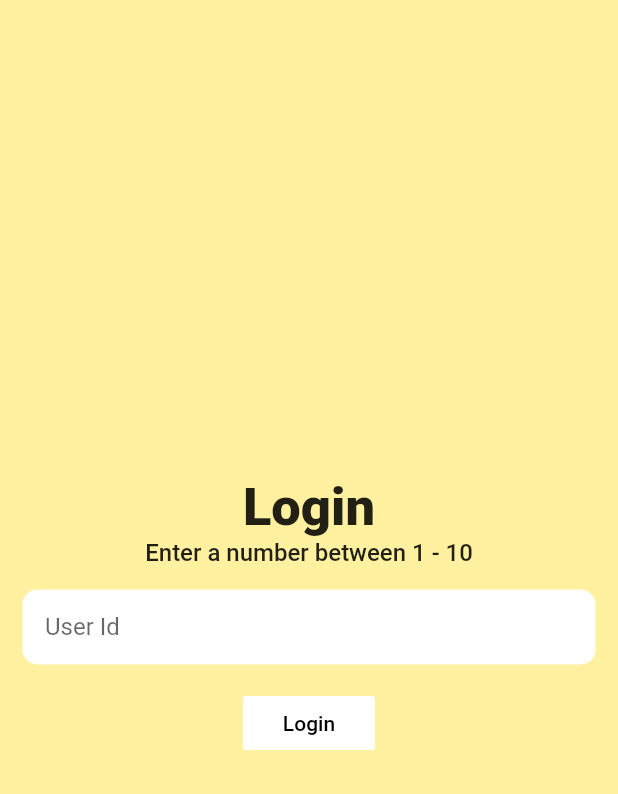
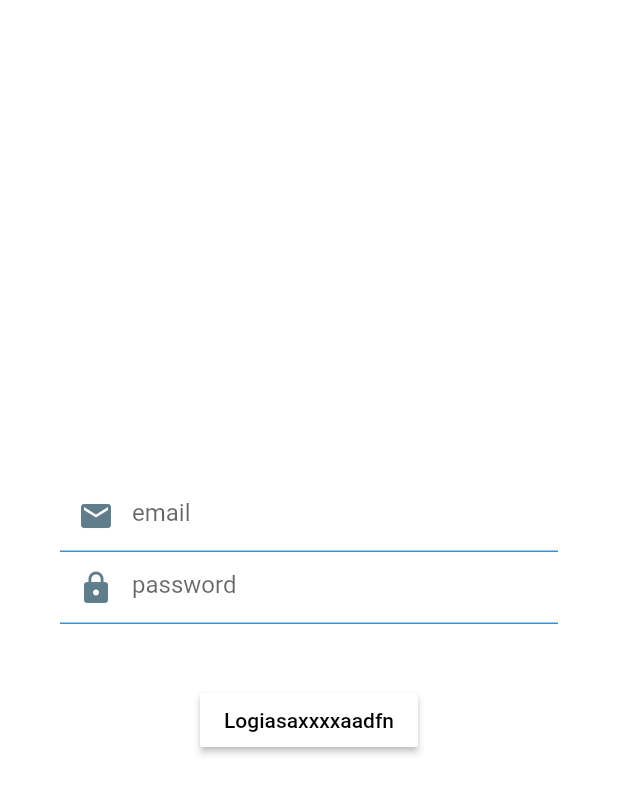
Before and after one commit to eduayuso/flutter_demo, a Flutter app: the screen it shows after launch, on a phone screen of 412 x 824 dp. Shown: the top 794 px of the screen. Run offline on Flutter 3.47's test engine with Material 2 defaults, Android fonts, the phone set to English and light mode, and no system bars; our stand-ins replace get_it.

Commit message:
LoginView and model.

```diff
--- a/lib/config/constants.dart
+++ b/lib/config/constants.dart
@@ -7,4 +7,7 @@ const String REST_API_ROOT = "https://reqres.in/api/";
 const String REST_API_LOGIN = "login";
 const String REST_API_USERS = "users";
 
+const String ROLE_ADMINISTRATOR = "ADMINISTRATOR";
+const String ROLE_CLIENT = "CLIENT";
+
 enum ViewStatus { Idle, Busy }
--- a/lib/config/styles.dart
+++ b/lib/config/styles.dart
@@ -4,5 +4,5 @@ import 'package:flutter/material.dart';
 
 const headerStyle = TextStyle(fontSize: 35, fontWeight: FontWeight.w900);
 const subHeaderStyle = TextStyle(fontSize: 16.0, fontWeight: FontWeight.w500);
-const Color backgroundColor = Color.fromARGB(255, 255, 241, 159);
+const Color backgroundColor = Color.fromARGB(255, 255, 255, 255);
 const Color commentColor = Color.fromARGB(255, 255, 246, 196);
--- a/lib/data/model/User.dart
+++ b/lib/data/model/User.dart
@@ -4,18 +4,14 @@ import 'dart:convert';
 class User implements IResource {
 
   int id;
-  String email;
-  String password;
-  String role;
   String firstName;
   String lastName;
 
-  User({this.id, this.email, this.firstName, this.lastName});
+  User({this.id, this.firstName, this.lastName});
 
   factory User.init() {
     return User(
       id: 0,
-      email: "",
       firstName: "",
       lastName: "",
     );
@@ -27,7 +23,6 @@ class User implements IResource {
 
     return User(
       id: jsonObj['id'],
-      email: jsonObj['email'],
       firstName: jsonObj['firstName'],
       lastName: jsonObj['lastName'],
     );
--- a/lib/data/services/UsersService.dart
+++ b/lib/data/services/UsersService.dart
@@ -8,10 +8,12 @@ import 'DataService.dart';
 class UsersService extends DataService<UsersRepository> {
 
   StreamController<User> loggedUser;
+  StreamController<List<User>> users;
 
   UsersService() {
     this.repository = UsersRepository();
     this.loggedUser = StreamController<User>();
+    this.users = StreamController<List<User>>();
   }
 
   Future<bool> login(String email, String password) async {
--- a/lib/data/services/repository/ApiRepository.dart
+++ b/lib/data/services/repository/ApiRepository.dart
@@ -4,6 +4,9 @@ import 'package:flutter_rest_demo/data/model/IResource.dart';
 import 'package:flutter_rest_demo/config/constants.dart' as Constants;
 import 'package:http/http.dart' as http;
 
+/*
+ * This class represents a RESTful API resource.
+ */
 abstract class ApiRepository<T extends IResource> {
 
   String getApiResourceTag();
--- a/lib/ui/views/LoginView.dart
+++ b/lib/ui/views/LoginView.dart
@@ -2,8 +2,9 @@ import 'package:flutter/cupertino.dart';
 import 'package:flutter/material.dart';
 import 'package:flutter_rest_demo/config/constants.dart';
 import 'package:flutter_rest_demo/ui/models/LoginModel.dart';
-import 'package:flutter_rest_demo/ui/widgets/LoginHeader.dart';
+import 'package:flutter_rest_demo/ui/widgets/CustomTextField.dart';
 import 'package:flutter_rest_demo/config/styles.dart' as Styles;
+import 'package:flutter_rest_demo/config/constants.dart' as Constants;
 
 import 'View.dart';
 
@@ -15,38 +16,84 @@ class LoginView extends StatefulWidget {
 
 class LoginViewState extends State<LoginView> {
 
-  final TextEditingController _controller = TextEditingController();
+  @override
+  Widget build(BuildContext context) {
+
+    return
+      View<LoginModel>(
+        builder: (context, model, child) =>
+          Scaffold(
+            backgroundColor: Styles.backgroundColor,
+            body: LoginForm(model: model),
+          ),
+      );
+  }
+}
+
+class LoginForm extends StatelessWidget {
+
+  final TextEditingController emailController = TextEditingController();
+  final TextEditingController passwordController = TextEditingController();
+  final LoginModel model;
+
+  LoginForm({this.model});
 
   @override
   Widget build(BuildContext context) {
 
-    return View<LoginModel>(
-      builder: (context, model, child) => Scaffold(
-        backgroundColor: Styles.backgroundColor,
-        body: Column(
+    return
+      Padding(
+        padding: EdgeInsets.all(40.0),
+        child:
+        Column(
           mainAxisAlignment: MainAxisAlignment.center,
           children: <Widget>[
-            LoginHeader(
-                validationMessage: model.errorMessage,
-                controller: _controller
+            CustomTextField(
+              controller: this.emailController,
+              hint: "email",
+              icon: Icons.mail
+            ),
+            CustomTextField(
+              controller: this.passwordController,
+              hint: "password",
+              icon: Icons.lock
             ),
             model.status == ViewStatus.Busy
             ? CircularProgressIndicator()
-                : FlatButton(
+            : LoginButton(context),
+          ],
+        ),
+      );
+  }
+
+  Widget LoginButton(BuildContext context) {
+
+    return
+      Padding(
+        padding: EdgeInsets.only(top:40.0),
+        child: RaisedButton(
           color: Colors.white,
           child: Text(
-                'Login',
+            'Logiasaxxxxaadfn',
             style: TextStyle(color: Colors.black),
           ),
           onPressed: () async {
+            String username = this.emailController.text;
+            String password = this.passwordController.text;
+            loginAction(context, username, password);
+          }
+        ),
+      );
+  }
+
+  void loginAction(BuildContext context, String username, String password) async {
+
+    final snackBar = SnackBar(content: Text('User $username, Pass $password'));
+    Scaffold.of(context).showSnackBar(snackBar);
+    /*
     bool loginSuccess = await model.login(_controller.text, _controller.text);
     if(loginSuccess){
       Navigator.pushNamed(context, '/');
-                }
-              },
-            )
-          ],),
-      ),
-    );
+    }*/
   }
 }
--- /dev/null
+++ b/lib/ui/widgets/CustomTextField.dart
@@ -0,0 +1,39 @@
+import 'package:flutter/cupertino.dart';
+import 'package:flutter/material.dart';
+
+class CustomTextField extends StatelessWidget {
+
+  TextEditingController controller = TextEditingController();
+  final String hint;
+  final IconData icon;
+
+  CustomTextField({@required this.controller, this.hint, this.icon});
+
+  @override
+  Widget build(BuildContext context) {
+    return Container(
+      child: Padding(
+        padding: EdgeInsets.only(),
+        child: TextField(
+          decoration: InputDecoration(
+            hintText: this.hint,
+            enabledBorder: UnderlineInputBorder(
+              borderSide: BorderSide(
+                color: Theme.of(context).accentColor, width: 1.0
+              )
+            ),
+            focusedBorder: UnderlineInputBorder(
+              borderSide: BorderSide(
+                color: Theme.of(context).accentColor, width: 1.0
+              )
+            ),
+            prefixIcon: this.icon != null
+              ? Icon(this.icon, color: Colors.blueGrey)
+              : null
+          ),
+          controller: this.controller
+        ),
+      ),
+    );
+  }
+}
```
Also changed, not shown: lib/data/model/Account.dart (added, +35 -0 lines), lib/ui/views/View.dart (+4 -4 lines), lib/ui/widgets/ImageIcon.dart (added, +19 -0 lines). Lines whose indentation alone changed are shown as unchanged.
